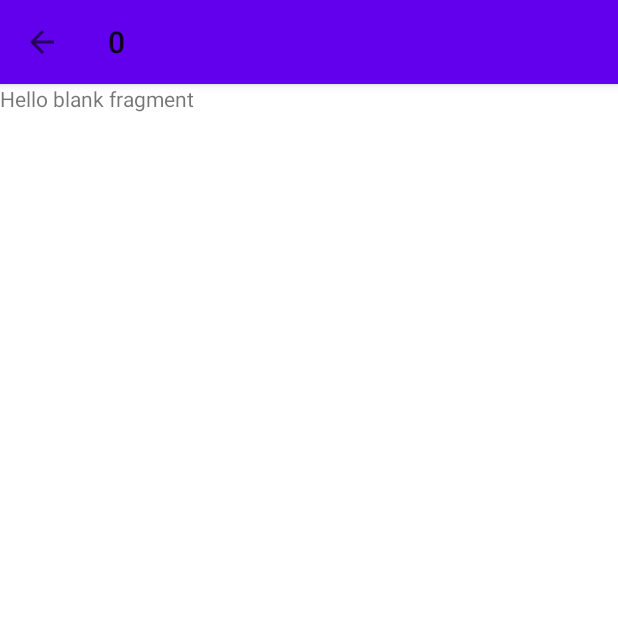
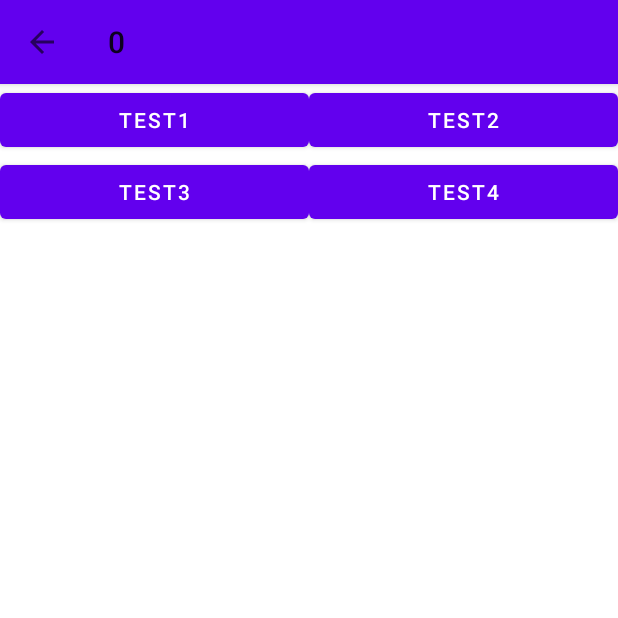
Before and after one commit to KChuChew/GraphMyLife, an Android app: the fragment DisplayGraphFragment placed in its activity, on a phone screen of 412 x 824 dp, the top half of it. Run offline under Robolectric (Android 15) with nearby library versions, the phone set to English and light mode, and no system bars; our stand-ins replace data binding.

Commit message:
Add buttons to display fragment prep for creating chart type

```diff
--- a/app/src/main/res/layout/fragment_display_graph.xml
+++ b/app/src/main/res/layout/fragment_display_graph.xml
@@ -8,17 +8,43 @@
             type="ca.tutorials.graphmylife.viewmodels.MainActivityViewModel"/>
     </data>
 
-    <LinearLayout
-        android:layout_width="match_parent"
+    <LinearLayout android:layout_width="match_parent"
         android:layout_height="match_parent"
-        android:orientation="vertical"
-        tools:context=".views.fragments.DisplayGraphFragment">
+        android:orientation="vertical">
 
-        <!-- TODO: Update blank fragment layout -->
-        <TextView
+        <LinearLayout
             android:layout_width="match_parent"
-            android:layout_height="match_parent"
-            android:text="@string/hello_blank_fragment" />
+            android:layout_height="wrap_content"
+            android:orientation="horizontal"
+            tools:context=".views.fragments.DisplayGraphFragment">
 
+            <Button android:layout_height="wrap_content"
+                android:layout_width="wrap_content"
+                android:layout_weight="1"
+                android:text="test1"/>
+
+            <Button android:layout_height="wrap_content"
+                android:layout_width="wrap_content"
+                android:layout_weight="1"
+                android:text="test2"/>
+        </LinearLayout>
+
+        <LinearLayout
+            android:layout_width="match_parent"
+            android:layout_height="wrap_content"
+            android:orientation="horizontal"
+            tools:context=".views.fragments.DisplayGraphFragment">
+
+            <!-- TODO: Update blank fragment layout -->
+            <Button android:layout_height="wrap_content"
+                android:layout_width="wrap_content"
+                android:layout_weight="1"
+                android:text="test3"/>
+
+            <Button android:layout_height="wrap_content"
+                android:layout_width="wrap_content"
+                android:layout_weight="1"
+                android:text="test4"/>
+        </LinearLayout>
     </LinearLayout>
 </layout>
```
